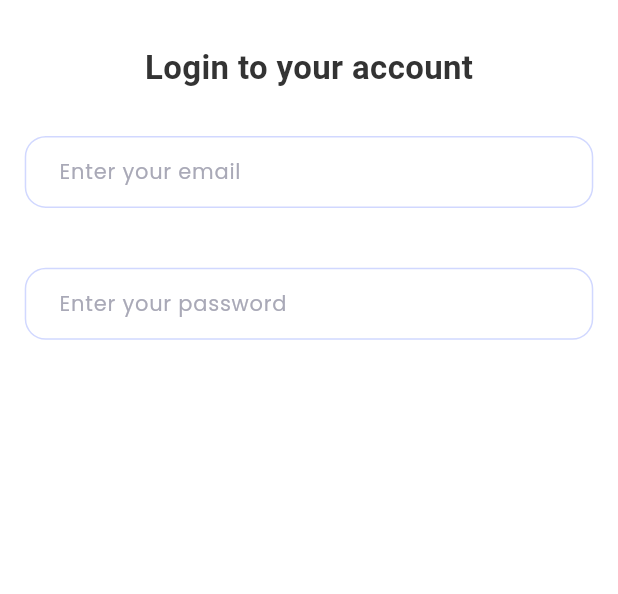
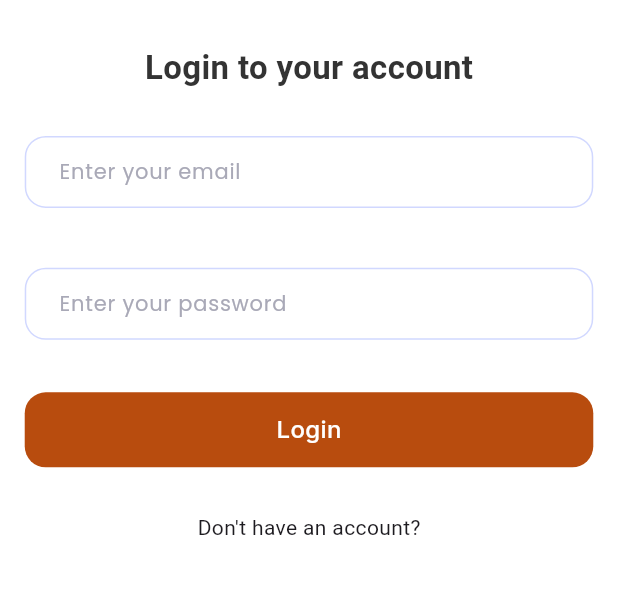
Before and after one commit to ChathraNavoda/LivingEase, a Flutter app: the screen it shows after launch, on a phone screen of 412 x 824 dp, the part 405-999 px from its top. Run offline on Flutter 3.47's test engine with Material 3 defaults, Android fonts, the phone set to English and light mode, and no system bars; our stand-ins replace flutter_screenutil, google_fonts.

Commit message:
Custom button and login text fields

```diff
--- a/lib/features/auth/screens/login_screen.dart
+++ b/lib/features/auth/screens/login_screen.dart
@@ -3,6 +3,7 @@ import 'package:flutter_screenutil/flutter_screenutil.dart';
 import 'package:livingease/common/constant.dart';
 import 'package:livingease/common/custom_text_field.dart';
 import 'package:livingease/common/spacing.dart';
+import 'package:livingease/features/auth/widgets/custom_button.dart';
 
 class LoginScreen extends StatefulWidget {
   const LoginScreen({super.key});
@@ -72,7 +73,20 @@ class _LoginScreenState extends State<LoginScreen> {
                   ),
                   inputHint: "Enter your password",
                 ),
-                heightSpacer(10),
+                heightSpacer(30),
+                CustomButton(
+                  buttonText: 'Login',
+                  buttonColor: Colors.white,
+                  onTap: () {},
+                  size: 16,
+                ),
+                heightSpacer(30),
+                const Row(
+                  mainAxisAlignment: MainAxisAlignment.center,
+                  children: [
+                    Text("Don't have an account?"),
+                  ],
+                )
               ],
             ),
           ),
--- /dev/null
+++ b/lib/features/auth/widgets/custom_button.dart
@@ -0,0 +1,39 @@
+import 'package:flutter/cupertino.dart';
+import 'package:flutter_screenutil/flutter_screenutil.dart';
+import 'package:livingease/theme/colors.dart';
+import 'package:livingease/theme/text_theme.dart';
+
+class CustomButton extends StatelessWidget {
+  final String buttonText;
+  final Color? buttonColor;
+  final VoidCallback onTap;
+  final double? size;
+  const CustomButton({
+    super.key,
+    required this.buttonText,
+    required this.buttonColor,
+    required this.onTap,
+    required this.size,
+  });
+
+  @override
+  Widget build(BuildContext context) {
+    return Container(
+      width: double.maxFinite,
+      height: 50,
+      decoration: BoxDecoration(
+        color: const Color.fromARGB(255, 184, 76, 14),
+        borderRadius: BorderRadius.circular(14.r),
+      ),
+      child: Center(
+        child: Text(
+          buttonText,
+          style: AppTextTheme.kLabelStyle.copyWith(
+            color: buttonColor ?? AppColors.kLight,
+            fontSize: size ?? 16,
+          ),
+        ),
+      ),
+    );
+  }
+}
```
Also changed, not shown: lib/features/auth/screens/register_screen.dart (added).
